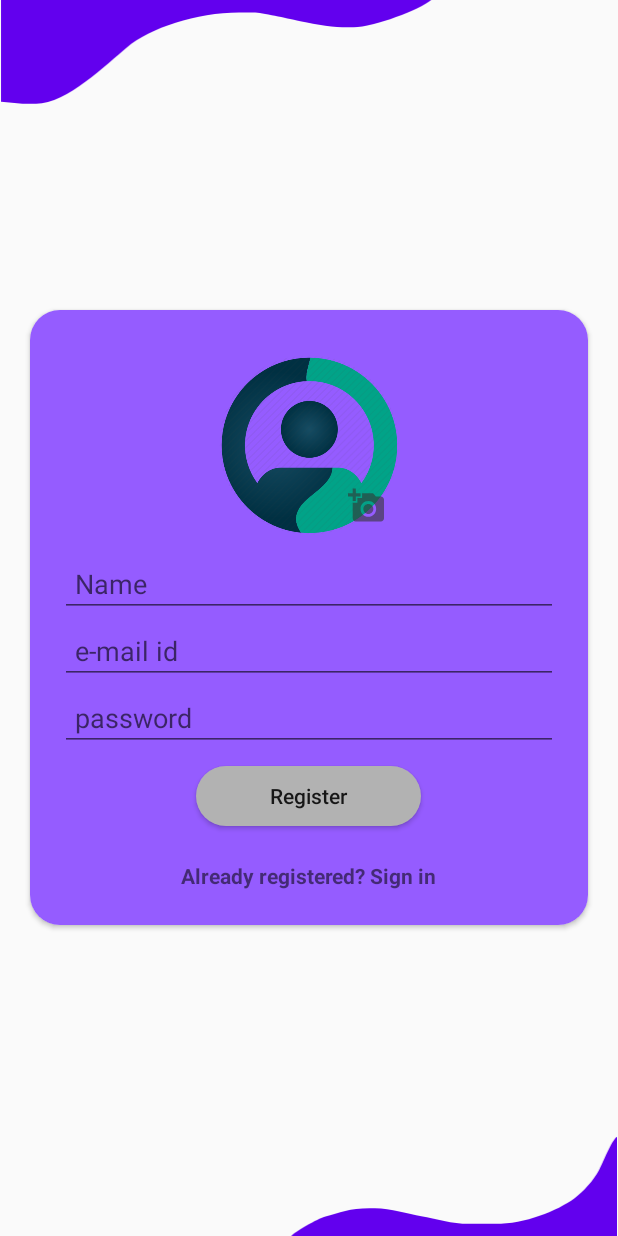
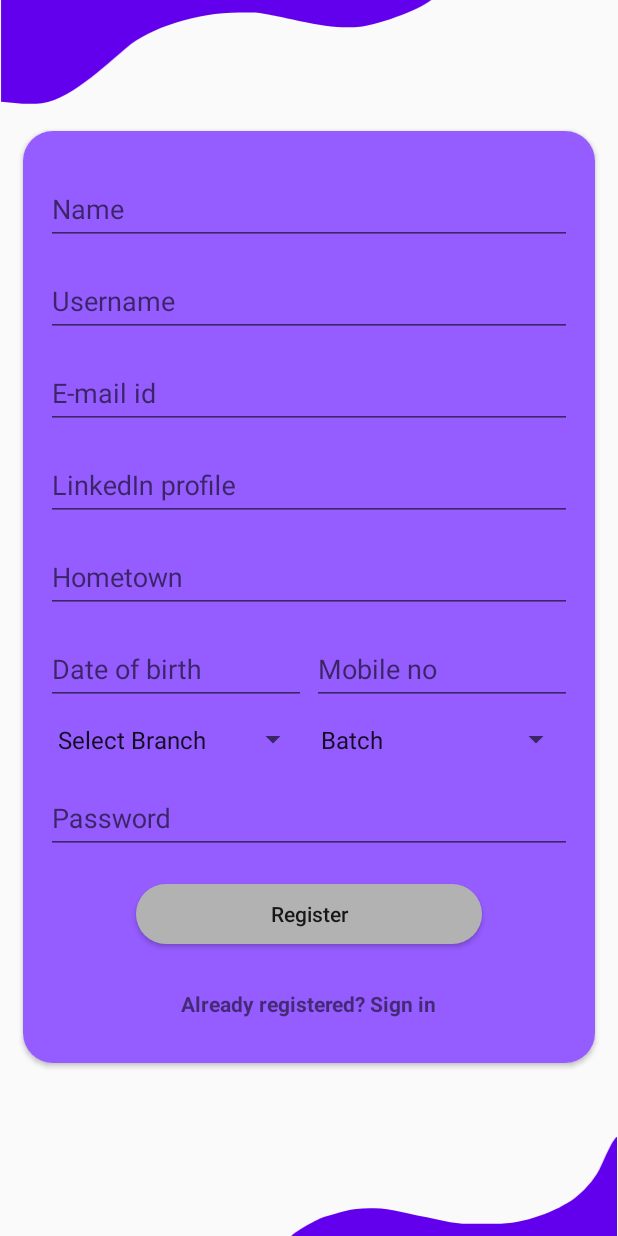
Before and after one commit to anantbharti/AlumniNITJsr, an Android app: the screen it shows after launch (MainActivity), after a tap on "New user? Sign up", on a phone screen of 412 x 824 dp. Run offline under Robolectric (Android 15) with nearby library versions, the phone set to English and light mode, and no system bars; our stand-ins replace CircleImageView.

Commit message:
Login implemented and updated UI

```diff
--- a/app/build.gradle
+++ b/app/build.gradle
@@ -34,6 +34,7 @@ dependencies {
     implementation 'com.squareup.retrofit2:converter-gson:2.6.0'
     implementation "com.squareup.okhttp3:okhttp:4.9.0"
     implementation "com.squareup.okhttp3:logging-interceptor:4.9.0"
+    implementation 'com.google.android.material:material:1.0.0'
 
     testImplementation 'junit:junit:4.12'
     androidTestImplementation 'androidx.test.ext:junit:1.1.2'
--- a/app/src/main/java/com/example/alumninitjsr/APIInterface.java
+++ b/app/src/main/java/com/example/alumninitjsr/APIInterface.java
@@ -4,12 +4,15 @@ import com.example.alumninitjsr.responses.LoginResponse;
 
 import java.util.HashMap;
 
+import okhttp3.MultipartBody;
+import okhttp3.RequestBody;
 import retrofit2.Call;
 import retrofit2.http.Body;
 import retrofit2.http.POST;
 import retrofit2.http.Path;
 
 public interface APIInterface {
+
     @POST("login")
-    Call<LoginResponse> loginUser(@Body HashMap<String,String> loginRequest);
+    Call<LoginResponse> loginUser(@Body RequestBody requestBody);
 }
--- a/app/src/main/java/com/example/alumninitjsr/fragments/SignIn.java
+++ b/app/src/main/java/com/example/alumninitjsr/fragments/SignIn.java
@@ -18,11 +18,14 @@ import android.widget.TextView;
 import android.widget.Toast;
 
 import com.example.alumninitjsr.APIClient;
+import com.example.alumninitjsr.APIInterface;
 import com.example.alumninitjsr.R;
 import com.example.alumninitjsr.responses.LoginResponse;
 
 import java.util.HashMap;
 
+import okhttp3.MultipartBody;
+import okhttp3.RequestBody;
 import retrofit2.Call;
 import retrofit2.Callback;
 import retrofit2.Response;
@@ -86,7 +89,14 @@ public class SignIn extends Fragment {
         HashMap<String,String> loginRequest=new HashMap<String, String>();
         loginRequest.put("username",loginUsername);
         loginRequest.put("password",loginPassword);
-        Call<LoginResponse> call= APIClient.getApiInterface().loginUser(loginRequest);
+        RequestBody requestBody = new MultipartBody.Builder()
+                .setType(MultipartBody.FORM)
+                .addFormDataPart("username",loginUsername)
+                .addFormDataPart("password",loginPassword)
+                .build();
+
+
+        Call<LoginResponse> call= APIClient.getApiInterface().loginUser(requestBody);
         call.enqueue(new Callback<LoginResponse>() {
             @Override
             public void onResponse(Call<LoginResponse> call, Response<LoginResponse> response) {
--- a/app/src/main/java/com/example/alumninitjsr/fragments/SignUp.java
+++ b/app/src/main/java/com/example/alumninitjsr/fragments/SignUp.java
@@ -1,8 +1,11 @@
 package com.example.alumninitjsr.fragments;
 
 import android.Manifest;
+import android.app.DatePickerDialog;
 import android.content.Intent;
 import android.content.pm.PackageManager;
+import android.graphics.Color;
+import android.graphics.drawable.ColorDrawable;
 import android.net.Uri;
 import android.os.Bundle;
 
@@ -13,39 +16,42 @@ import androidx.core.content.ContextCompat;
 import androidx.fragment.app.Fragment;
 import androidx.fragment.app.FragmentTransaction;
 
+import android.util.Log;
 import android.view.LayoutInflater;
 import android.view.View;
 import android.view.ViewGroup;
+import android.widget.ArrayAdapter;
+import android.widget.DatePicker;
+import android.widget.EditText;
+import android.widget.LinearLayout;
+import android.widget.Spinner;
 import android.widget.TextView;
 import android.widget.Toast;
 
 import com.example.alumninitjsr.MainActivity;
 import com.example.alumninitjsr.R;
+import com.google.android.material.textfield.TextInputLayout;
+
+import java.util.ArrayList;
+import java.util.Calendar;
+import java.util.List;
 
 import de.hdodenhof.circleimageview.CircleImageView;
 
 import static android.app.Activity.RESULT_OK;
+import static android.content.ContentValues.TAG;
 
 public class SignUp extends Fragment {
 
     TextView signIn;
-    CircleImageView regImg;
-    Uri regImgPath;
+    EditText regDob;
+    private DatePickerDialog.OnDateSetListener mDateSetListener;
+    private Spinner spinner,batchSpinner;
 
     public SignUp() {
 
     }
 
-
-
-    @Override
-    public void onActivityResult(int requestCode, int resultCode, @Nullable Intent data) {
-        super.onActivityResult(requestCode, resultCode, data);
-        if(requestCode==1 && resultCode==RESULT_OK && data!=null && data.getData()!=null){
-            regImgPath=data.getData();
-            regImg.setImageURI(regImgPath);
-        }
-    }
     @Override
     public void onCreate(Bundle savedInstanceState) {
         super.onCreate(savedInstanceState);
@@ -57,6 +63,8 @@ public class SignUp extends Fragment {
                              Bundle savedInstanceState) {
         View view= inflater.inflate(R.layout.fragment_sign_up, container, false);
         setUpViews(view);
+        setSpinner();
+
         signIn.setOnClickListener(new View.OnClickListener() {
             @Override
             public void onClick(View view) {
@@ -67,40 +75,74 @@ public class SignUp extends Fragment {
                 ft.commit();
             }
         });
-        regImg.setOnClickListener(new View.OnClickListener() {
+
+        regDob.setOnClickListener(new View.OnClickListener() {
             @Override
-            public void onClick(View v) {
-                if(ContextCompat.checkSelfPermission(getContext(), Manifest.permission.READ_EXTERNAL_STORAGE)== PackageManager.PERMISSION_GRANTED){
-                    openGallery();
-                }else{
-                    requestPermissions(new String[] {Manifest.permission.READ_EXTERNAL_STORAGE},1);
-                }
+            public void onClick(View view) {
+                openCal();
             }
         });
+        mDateSetListener = new DatePickerDialog.OnDateSetListener() {
+            @Override
+            public void onDateSet(DatePicker datePicker, int year, int month, int day) {
+                month = month + 1;
+                Log.d(TAG, "onDateSet: mm/dd/yyy: " + month + "/" + day + "/" + year);
+
+                String date = month + "/" + day + "/" + year;
+                regDob.setText(date);
+            }
+        };
+
 
         return  view;
     }
 
     private void setUpViews(View view){
         signIn=view.findViewById(R.id.sign_in_btn);
-        regImg=view.findViewById(R.id.reg_img);
-    }
-    private void openGallery(){
-        Intent intent=new Intent();
-        intent.setType("image/*");//application/* audio/* video/*
-        intent.setAction(Intent.ACTION_GET_CONTENT);
-        startActivityForResult(intent,1);
+        regDob=view.findViewById(R.id.reg_dob);
+        spinner = view.findViewById(R.id.select_branch);
+        batchSpinner=view.findViewById(R.id.select_batch);
     }
 
-    @Override
-    public void onRequestPermissionsResult(int requestCode, @NonNull String[] permissions, @NonNull int[] grantResults) {
-        if(requestCode==1){
-            if(grantResults.length>0 && grantResults[0]==PackageManager.PERMISSION_GRANTED){
-                openGallery();
-            }
-            else {
-                Toast.makeText(getContext(),"Permission denied!",Toast.LENGTH_SHORT).show();
-            }
+    private void setSpinner(){
+        List<String> branches = new ArrayList<>();
+        branches.add(0,"Select Branch");
+        branches.add("Civil Engineering");
+        branches.add("Computer Science and Engineering");
+        branches.add("Electrical Engineering");
+        branches.add("Electronics and Communication Engineering");
+        branches.add("Mechanical Engineering");
+        branches.add("Materials and Metallurgical Engineering");
+        branches.add("Production and Industrial Engineering");
+        branches.add("Master in Computer Applications");
+        ArrayAdapter<String> dataAdapter;
+        dataAdapter=new ArrayAdapter<String>(getContext(),android.R.layout.simple_spinner_item,branches);
+        dataAdapter.setDropDownViewResource(android.R.layout.simple_spinner_dropdown_item);
+        spinner.setAdapter(dataAdapter);
+
+        List<String> list = new ArrayList<>();
+        list.add(0,"Batch");
+        for(int i=1960;i<=2021;i++){
+            list.add(""+i);
         }
+        ArrayAdapter<String> adapter;
+        adapter=new ArrayAdapter<String>(getContext(),android.R.layout.simple_spinner_item,list);
+        adapter.setDropDownViewResource(android.R.layout.simple_spinner_dropdown_item);
+        batchSpinner.setAdapter(adapter);
+    }
+
+    private void openCal(){
+        Calendar cal = Calendar.getInstance();
+        int year = cal.get(Calendar.YEAR);
+        int month = cal.get(Calendar.MONTH);
+        int day = cal.get(Calendar.DAY_OF_MONTH);
+
+        DatePickerDialog dialog = new DatePickerDialog(
+                getContext(),
+                android.R.style.Theme_Holo_Light_Dialog_MinWidth,
+                mDateSetListener,
+                year,month,day);
+        dialog.getWindow().setBackgroundDrawable(new ColorDrawable(Color.TRANSPARENT));
+        dialog.show();
     }
 }
--- a/app/src/main/res/layout/fragment_sign_in.xml
+++ b/app/src/main/res/layout/fragment_sign_in.xml
@@ -44,20 +44,32 @@
                 android:id="@+id/login_layout"
                 android:background="#955CFF"
                 android:orientation="vertical">
-                <EditText
+                <com.google.android.material.textfield.TextInputLayout
                     android:layout_width="match_parent"
                     android:layout_height="wrap_content"
-                    android:padding="10dp"
-                    android:hint="Username"
-                    android:id="@+id/login_id"
-                    android:inputType="textEmailAddress"/>
-                <EditText
+                    android:layout_marginTop="5dp">
+
+                    <EditText
+                        android:id="@+id/login_id"
+                        android:layout_width="match_parent"
+                        android:layout_height="wrap_content"
+                        android:ems="10"
+                        android:hint="Username"
+                        android:inputType="text" />
+                </com.google.android.material.textfield.TextInputLayout>
+                <com.google.android.material.textfield.TextInputLayout
                     android:layout_width="match_parent"
                     android:layout_height="wrap_content"
-                    android:hint="Password"
-                    android:padding="10dp"
-                    android:id="@+id/login_pwd"
-                    android:inputType="textPassword"/>
+                    android:layout_marginTop="5dp">
+
+                    <EditText
+                        android:id="@+id/login_pwd"
+                        android:layout_width="match_parent"
+                        android:layout_height="wrap_content"
+                        android:ems="10"
+                        android:hint="Password"
+                        android:inputType="textPassword" />
+                </com.google.android.material.textfield.TextInputLayout>
                 <Button
                     android:layout_width="150dp"
                     android:layout_height="40dp"
@@ -68,7 +80,7 @@
                     android:layout_marginHorizontal="50dp"
                     android:text="Log in"
                     android:textAllCaps="false"
-                    android:layout_marginVertical="10dp"/>
+                    android:layout_marginVertical="20dp"/>
 
                 <RelativeLayout
                     android:layout_width="match_parent"
--- a/app/src/main/res/layout/fragment_sign_up.xml
+++ b/app/src/main/res/layout/fragment_sign_up.xml
@@ -26,91 +26,186 @@
 
     <ScrollView
         android:layout_width="match_parent"
-        android:layout_height="match_parent"
+        android:id="@+id/reg_scroll_view"
+        android:layout_height="wrap_content"
         android:layout_below="@id/vec_top"
         android:layout_above="@id/vec_bottom">
+
         <androidx.cardview.widget.CardView
             android:layout_width="match_parent"
-            android:layout_gravity="center"
             android:layout_height="wrap_content"
             app:cardCornerRadius="20dp"
-            android:layout_margin="20dp"
-            android:id="@+id/login_card"
+            android:padding="5dp"
+            android:layout_margin="15dp"
             android:elevation="10dp">
 
             <LinearLayout
                 android:layout_width="match_parent"
-                android:layout_height="wrap_content"
-                android:padding="20dp"
-                android:background="#955CFF"
-                android:id="@+id/reg_layout"
-                android:orientation="vertical">
+                android:layout_height="match_parent"
+                android:orientation="vertical"
+                android:paddingVertical="10dp"
+                android:paddingHorizontal="15dp"
+                android:background="#955CFF">
 
-                <RelativeLayout
+                <com.google.android.material.textfield.TextInputLayout
                     android:layout_width="match_parent"
-                    android:layout_margin="10dp"
-                    android:layout_height="wrap_content">
+                    android:layout_height="wrap_content"
+                    android:layout_marginTop="10dp">
 
-                    <de.hdodenhof.circleimageview.CircleImageView
-                        android:layout_width="120dp"
-                        android:layout_height="120dp"
-                        android:id="@+id/reg_img"
-                        android:layout_centerHorizontal="true"
-                        android:src="@drawable/profile_512"/>
+                    <EditText
+                        android:layout_width="match_parent"
+                        android:layout_height="wrap_content"
+                        android:hint="Name"
+                        android:id="@+id/reg_name"
+                        android:inputType="textPersonName" />
+                </com.google.android.material.textfield.TextInputLayout>
 
-                    <ImageView
-                        android:layout_width="wrap_content"
+                <com.google.android.material.textfield.TextInputLayout
+                    android:layout_width="match_parent"
+                    android:layout_height="wrap_content"
+                    android:layout_marginTop="5dp">
+
+                    <EditText
+                        android:layout_width="match_parent"
                         android:layout_height="wrap_content"
-                        android:src="@drawable/ic_select_image"
-                        android:layout_alignRight="@id/reg_img"
-                        android:layout_alignBottom="@id/reg_img"
-                        android:layout_marginBottom="8dp"
-                        android:layout_marginRight="10dp"/>
+                        android:hint="Username"
+                        android:id="@+id/reg_username"
+                        android:inputType="text" />
+                </com.google.android.material.textfield.TextInputLayout>
+
+                <com.google.android.material.textfield.TextInputLayout
+                    android:layout_width="match_parent"
+                    android:layout_height="wrap_content"
+                    android:layout_marginTop="5dp">
+
+                    <EditText
+                        android:layout_width="match_parent"
+                        android:layout_height="wrap_content"
+                        android:hint="E-mail id"
+                        android:inputType="textEmailAddress" />
+                </com.google.android.material.textfield.TextInputLayout>
+
+                <com.google.android.material.textfield.TextInputLayout
+                    android:layout_width="match_parent"
+                    android:layout_height="wrap_content"
+                    android:layout_marginTop="5dp">
+
+                    <EditText
+                        android:layout_width="match_parent"
+                        android:layout_height="wrap_content"
+                        android:hint="LinkedIn profile"
+                        android:id="@+id/reg_linkedIn_profile"
+                        android:inputType="text" />
+                </com.google.android.material.textfield.TextInputLayout>
+
+                <com.google.android.material.textfield.TextInputLayout
+                    android:layout_width="match_parent"
+                    android:layout_height="wrap_content"
+                    android:layout_marginTop="5dp">
+
+                    <EditText
+                        android:layout_width="match_parent"
+                        android:layout_height="wrap_content"
+                        android:hint="Hometown"
+                        android:inputType="text"
+                        android:id="@+id/reg_hometown"/>
+                </com.google.android.material.textfield.TextInputLayout>
+
+                <LinearLayout
+                    android:layout_width="match_parent"
+                    android:layout_height="wrap_content"
+                    android:layout_marginTop="5dp"
+                    android:orientation="horizontal">
+
+                    <com.google.android.material.textfield.TextInputLayout
+                        android:layout_width="match_parent"
+                        android:layout_height="wrap_content"
+                        android:layout_weight="1"
+                        android:layout_marginRight="2dp">
+
+                        <EditText
+                            android:layout_width="match_parent"
+                            android:layout_height="wrap_content"
+                            android:id="@+id/reg_dob"
+                            android:hint="Date of birth"
+                            android:inputType="text" />
+                    </com.google.android.material.textfield.TextInputLayout>
+
+                    <com.google.android.material.textfield.TextInputLayout
+                        android:layout_width="match_parent"
+                        android:layout_height="wrap_content"
+                        android:layout_weight="1"
+                        android:layout_marginLeft="2dp">
+
+                        <EditText
+                            android:layout_width="match_parent"
+                            android:layout_height="wrap_content"
+                            android:hint="Mobile no"
+                            android:id="@+id/reg_mob_no"
+                            android:inputType="number" />
+                    </com.google.android.material.textfield.TextInputLayout>
+
+                </LinearLayout>
+
+                <LinearLayout
+                    android:layout_width="match_parent"
+                    android:layout_height="wrap_content"
+                    android:layout_marginTop="8dp"
+                    android:orientation="horizontal">
+
+                    <Spinner
+                        android:layout_width="match_parent"
+                        android:layout_height="30dp"
+                        android:layout_weight="1"
+                        android:id="@+id/select_branch"/>
 
 
-                </RelativeLayout>
+                    <Spinner
+                        android:layout_width="match_parent"
+                        android:layout_weight="1"
+                        android:layout_height="30dp"
+                        android:id="@+id/select_batch"/>
 
-                <EditText
+                </LinearLayout>
+
+
+
+                <com.google.android.material.textfield.TextInputLayout
                     android:layout_width="match_parent"
                     android:layout_height="wrap_content"
-                    android:padding="10dp"
-                    android:hint="Name"
-                    android:id="@+id/reg_name"
-                    android:inputType="text"/>
-                <EditText
+                    android:layout_marginTop="5dp">
+
+                    <EditText
+                        android:id="@+id/reg_password"
+                        android:layout_width="match_parent"
+                        android:layout_height="wrap_content"
+                        android:ems="10"
+                        android:hint="Password"
+                        android:inputType="textPassword" />
+                </com.google.android.material.textfield.TextInputLayout>
+
+                <Button
+                    android:id="@+id/btn_register"
                     android:layout_width="match_parent"
-                    android:layout_height="wrap_content"
-                    android:padding="10dp"
-                    android:hint="e-mail id"
-                    android:id="@+id/reg_id"
-                    android:inputType="textEmailAddress"/>
-                <EditText
-                    android:layout_width="match_parent"
-                    android:layout_height="wrap_content"
-                    android:hint="password"
-                    android:padding="10dp"
-                    android:id="@+id/reg_pwd"
-                    android:inputType="textPassword"/>
-                <Button
-                    android:layout_width="150dp"
                     android:layout_height="40dp"
-                    android:layout_gravity="center_horizontal"
+                    android:layout_marginTop="20dp"
+                    android:layout_marginHorizontal="60dp"
+                    android:background="@drawable/button_rad"
+                    android:text="Register"
                     android:elevation="10dp"
-                    android:id="@+id/reg_btn"
-                    android:background="@drawable/button_rad"
-                    android:layout_marginHorizontal="50dp"
-                    android:text="Register"
-                    android:textAllCaps="false"
-                    android:layout_marginVertical="10dp"/>
+                    android:textAllCaps="false"/>
+
                 <TextView
                     android:layout_width="wrap_content"
-                    android:layout_marginTop="10dp"
                     android:layout_height="wrap_content"
-                    android:id="@+id/sign_in_btn"
+                    android:text="Already registered? Sign in"
+                    android:layout_gravity="center_horizontal"
+                    android:layout_marginTop="20dp"
                     android:textStyle="bold"
-                    android:padding="3dp"
-                    android:text="Already registered? Sign in"
-                    android:layout_gravity="center_horizontal"/>
+                    android:padding="10dp"
+                    android:layout_marginBottom="10dp"
+                    android:id="@+id/sign_in_btn"/>
+
             </LinearLayout>
         </androidx.cardview.widget.CardView>
 
```
